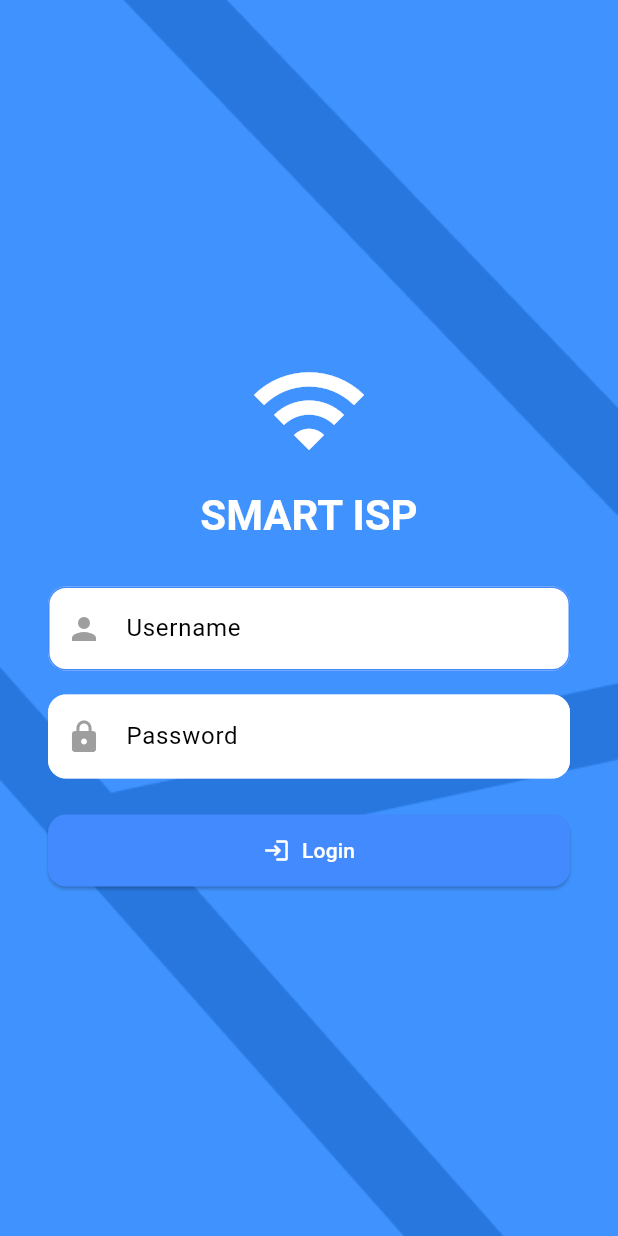
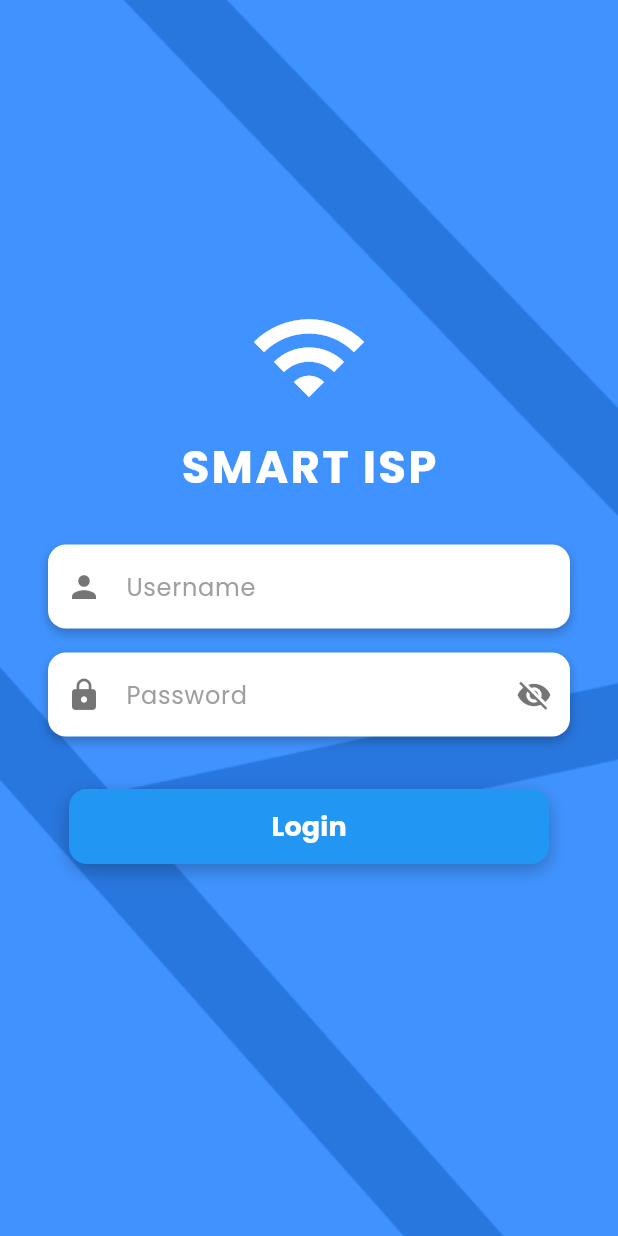
Before and after one commit to armanvalenzuela/Smart_ISP, a Flutter app: the screen it shows after launch, on a phone screen of 412 x 824 dp. Run offline on Flutter 3.47's test engine with Material 3 defaults, Android fonts, the phone set to English and light mode, and no system bars; our stand-ins replace connectivity_plus, flutter_map, geolocator, google_fonts, latlong2, permission_handler and 1 more; missing offline and left inert: blue_thermal_printer.

Commit message:
Fixed a few tweaks in Login

```diff
--- a/lib/main.dart
+++ b/lib/main.dart
@@ -204,6 +204,9 @@ final ThemeData _lightBlueTheme = ThemeData(
     iconColor: Colors.blue,
     textColor: Colors.black,
   ),
+  // Apply Poppins font across the app for light theme
+  textTheme: GoogleFonts.poppinsTextTheme(),
+  primaryTextTheme: GoogleFonts.poppinsTextTheme(),
 );
 
 // Dark Theme
@@ -233,4 +236,7 @@ final ThemeData _darkTheme = ThemeData.dark().copyWith(
     iconColor: Colors.lightBlueAccent,
     textColor: Colors.white,
   ),
+  // Apply Poppins font across the app for dark theme
+  textTheme: GoogleFonts.poppinsTextTheme(ThemeData.dark().textTheme),
+  primaryTextTheme: GoogleFonts.poppinsTextTheme(ThemeData.dark().primaryTextTheme),
 );
--- a/lib/screens/login_screen.dart
+++ b/lib/screens/login_screen.dart
@@ -17,6 +17,7 @@ class _LoginScreenState extends State<LoginScreen> {
   final _passwordController = TextEditingController();
   bool _loading = false;
   String _error = '';
+  bool _passwordVisible = false;
 
   Future<void> _handleLogin() async {
     setState(() {
@@ -77,83 +78,123 @@ class _LoginScreenState extends State<LoginScreen> {
                   const SizedBox(height: 12),
                   Text(
                     'SMART ISP',
-                    style: Theme.of(context).textTheme.headlineMedium?.copyWith(
+                    style: GoogleFonts.poppins(
+                      fontSize: 30,
                       fontWeight: FontWeight.bold,
                       color: Colors.white,
+                      letterSpacing: 1.5,
                     ),
                   ),
                   const SizedBox(height: 30),
 
-                  // 🔹 Username Field
-                  TextField(
+                  // Username Field (with shadowed white card)
+                  Container(
+                    decoration: BoxDecoration(
+                      color: Colors.white,
+                      borderRadius: BorderRadius.circular(12),
+                      boxShadow: const [
+                        BoxShadow(
+                          color: Colors.black26,
+                          blurRadius: 6,
+                          offset: Offset(0, 3),
+                        ),
+                      ],
+                    ),
+                    child: TextField(
                       controller: _usernameController,
-                    style: const TextStyle(color: Colors.black),
+                      textAlignVertical: TextAlignVertical.center,
+                      style: GoogleFonts.poppins(
+                        fontSize: 16,
+                        color: Colors.black,
+                      ),
                       decoration: InputDecoration(
-                      labelText: 'Username',
-                      labelStyle: const TextStyle(color: Colors.black),
-                      border: OutlineInputBorder(
-                        borderRadius: BorderRadius.circular(12),
-                      ),
-                      filled: true,
-                      fillColor: Colors.white,
-                      prefixIcon: const Icon(Icons.person, color: Colors.grey),
-                      enabledBorder: OutlineInputBorder(
-                        borderRadius: BorderRadius.circular(12),
-                        borderSide: const BorderSide(color: Colors.blueAccent),
-                      ),
-
-                      focusedBorder: OutlineInputBorder(
-                        borderRadius: BorderRadius.circular(12),
-                        borderSide: const BorderSide(color: Colors.black),
+                        hintText: 'Username',
+                        hintStyle: GoogleFonts.poppins(color: Colors.grey),
+                        border: InputBorder.none,
+                        prefixIcon: const Icon(Icons.person, color: Colors.black54),
+                        contentPadding: const EdgeInsets.symmetric(vertical: 16),
                       ),
                     ),
                   ),
                   const SizedBox(height: 16),
 
-                  // 🔹 Password Field
-                  TextField(
+                  // Password Field (with visibility toggle)
+                  Container(
+                    decoration: BoxDecoration(
+                      color: Colors.white,
+                      borderRadius: BorderRadius.circular(12),
+                      boxShadow: const [
+                        BoxShadow(
+                          color: Colors.black26,
+                          blurRadius: 6,
+                          offset: Offset(0, 3),
+                        ),
+                      ],
+                    ),
+                    child: TextField(
                       controller: _passwordController,
-                    obscureText: true,
-                    style: const TextStyle(color: Colors.black),
+                      obscureText: !_passwordVisible,
+                      style: GoogleFonts.poppins(
+                        fontSize: 16,
+                        color: Colors.black,
+                      ),
                       decoration: InputDecoration(
-                      labelText: 'Password',
-                      labelStyle: const TextStyle(color: Colors.black),
-                      border: OutlineInputBorder(
-                        borderRadius: BorderRadius.circular(12),
+                        hintText: 'Password',
+                        hintStyle: GoogleFonts.poppins(color: Colors.grey),
+                        border: InputBorder.none,
+                        prefixIcon: const Icon(Icons.lock, color: Colors.black54),
+                        contentPadding: const EdgeInsets.symmetric(vertical: 16),
+                        suffixIcon: IconButton(
+                          icon: Icon(
+                            _passwordVisible ? Icons.visibility : Icons.visibility_off,
+                            color: Colors.black54,
                           ),
-                      filled: true,
-                      fillColor: Colors.white,
-                      prefixIcon: const Icon(Icons.lock, color: Colors.grey),
-                      enabledBorder: OutlineInputBorder(
-                        borderRadius: BorderRadius.circular(12),
-                        borderSide: const BorderSide(color: Colors.white70),
-                      ),
-                      focusedBorder: OutlineInputBorder(
-                        borderRadius: BorderRadius.circular(12),
-                        borderSide: const BorderSide(color: Colors.white),
+                          onPressed: () => setState(() => _passwordVisible = !_passwordVisible),
                         ),
                       ),
                     ),
-                  const SizedBox(height: 24),
+                  ),
+                  const SizedBox(height: 35),
 
+                  // Login Button
                     // 🔹 Login Button
           _loading
             ? const CircularProgressIndicator(color: Colors.white)
-                      : SizedBox(
-                          width: double.infinity,
-                          child: ElevatedButton.icon(
+            : Center(
+                            child: Container(
+                              decoration: BoxDecoration(
+                                borderRadius: BorderRadius.circular(12),
+                                boxShadow: const [
+                                  BoxShadow(
+                                    color: Colors.black26,
+                                    blurRadius: 10,
+                                    offset: Offset(0, 4),
+                                  ),
+                                ],
+                              ),
+                              child: ElevatedButton(
                                 onPressed: _handleLogin,
-                            icon: const Icon(Icons.login),
-                            label: const Text('Login'),
                                 style: ElevatedButton.styleFrom(
-                              backgroundColor: Colors.blueAccent,
-                              padding: const EdgeInsets.symmetric(vertical: 14),
+                                  backgroundColor: Colors.blue,
+                                  minimumSize: const Size(320, 50),
+                                  elevation: 0,
+                                  shadowColor: Colors.transparent,
                                   shape: RoundedRectangleBorder(
                                     borderRadius: BorderRadius.circular(12),
                                   ),
                                 ),
+                                child: Text(
+                                  "Login",
+                                  style: GoogleFonts.poppins(
+                                    color: Colors.white,
+                                    fontWeight: FontWeight.bold,
+                                    fontSize: 18,
                                   ),
                                 ),
+                              ),
+                            ),
+                          ),
+                    const SizedBox(height: 25),
 
                   // 🔹 Error Message
                   if (_error.isNotEmpty)
@@ -167,6 +208,7 @@ class _LoginScreenState extends State<LoginScreen> {
                         ),
                       ),
                     ),
+                  const SizedBox(height: 25),
                 ],
               ),
             ),
```
Lines whose indentation alone changed are shown as unchanged.
